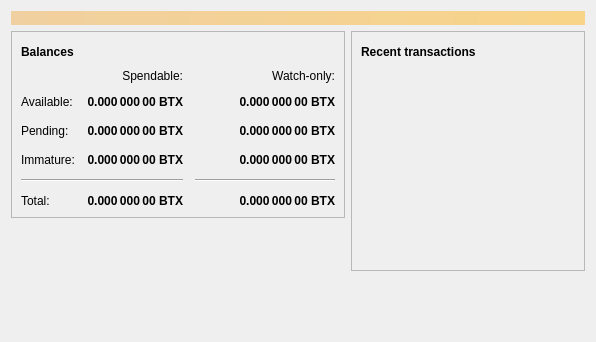
Qt form src/qt/forms/overviewpage.ui (LIMXTEC/BitCore) before a commit.
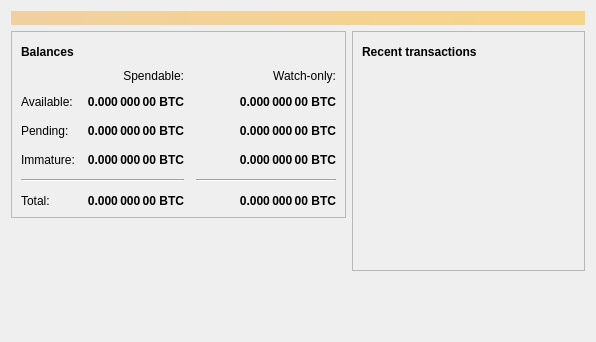
The same form after that commit. Icons and pictures are not drawn.

What changed in the file:
```diff
--- a/src/qt/forms/overviewpage.ui
+++ b/src/qt/forms/overviewpage.ui
@@ -129,7 +129,7 @@
                <string>Unconfirmed transactions to watch-only addresses</string>
               </property>
               <property name="text">
-               <string notr="true">0.000 000 00 BTX</string>
+               <string notr="true">0.000 000 00 BTC</string>
               </property>
               <property name="alignment">
                <set>Qt::AlignRight|Qt::AlignTrailing|Qt::AlignVCenter</set>
@@ -154,7 +154,7 @@
                <string>Total of transactions that have yet to be confirmed, and do not yet count toward the spendable balance</string>
               </property>
               <property name="text">
-               <string notr="true">0.000 000 00 BTX</string>
+               <string notr="true">0.000 000 00 BTC</string>
               </property>
               <property name="alignment">
                <set>Qt::AlignRight|Qt::AlignTrailing|Qt::AlignVCenter</set>
@@ -179,7 +179,7 @@
                <string>Mined balance in watch-only addresses that has not yet matured</string>
               </property>
               <property name="text">
-               <string notr="true">0.000 000 00 BTX</string>
+               <string notr="true">0.000 000 00 BTC</string>
               </property>
               <property name="alignment">
                <set>Qt::AlignRight|Qt::AlignTrailing|Qt::AlignVCenter</set>
@@ -237,7 +237,7 @@
                <string>Mined balance that has not yet matured</string>
               </property>
               <property name="text">
-               <string notr="true">0.000 000 00 BTX</string>
+               <string notr="true">0.000 000 00 BTC</string>
               </property>
               <property name="alignment">
                <set>Qt::AlignRight|Qt::AlignTrailing|Qt::AlignVCenter</set>
@@ -282,7 +282,7 @@
                <string>Your current total balance</string>
               </property>
               <property name="text">
-               <string notr="true">0.000 000 00 BTX</string>
+               <string notr="true">0.000 000 00 BTC</string>
               </property>
               <property name="alignment">
                <set>Qt::AlignRight|Qt::AlignTrailing|Qt::AlignVCenter</set>
@@ -307,7 +307,7 @@
                <string>Current total balance in watch-only addresses</string>
               </property>
               <property name="text">
-               <string notr="true">0.000 000 00 BTX</string>
+               <string notr="true">0.000 000 00 BTC</string>
               </property>
               <property name="alignment">
                <set>Qt::AlignRight|Qt::AlignTrailing|Qt::AlignVCenter</set>
@@ -349,7 +349,7 @@
                <string>Your current spendable balance</string>
               </property>
               <property name="text">
-               <string notr="true">0.000 000 00 BTX</string>
+               <string notr="true">0.000 000 00 BTC</string>
               </property>
               <property name="alignment">
                <set>Qt::AlignRight|Qt::AlignTrailing|Qt::AlignVCenter</set>
@@ -374,7 +374,7 @@
                <string>Your current balance in watch-only addresses</string>
               </property>
               <property name="text">
-               <string notr="true">0.000 000 00 BTX</string>
+               <string notr="true">0.000 000 00 BTC</string>
               </property>
               <property name="alignment">
                <set>Qt::AlignRight|Qt::AlignTrailing|Qt::AlignVCenter</set>
```
Left out of the diff: 8 changed lines with no effect on the pictures.
